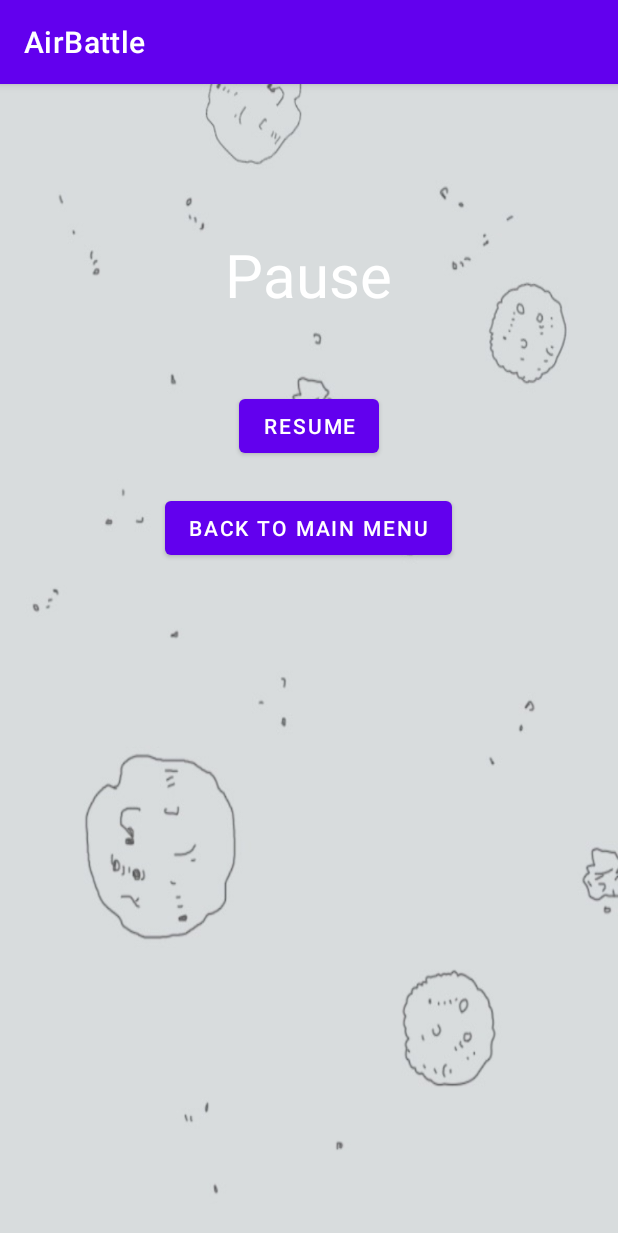
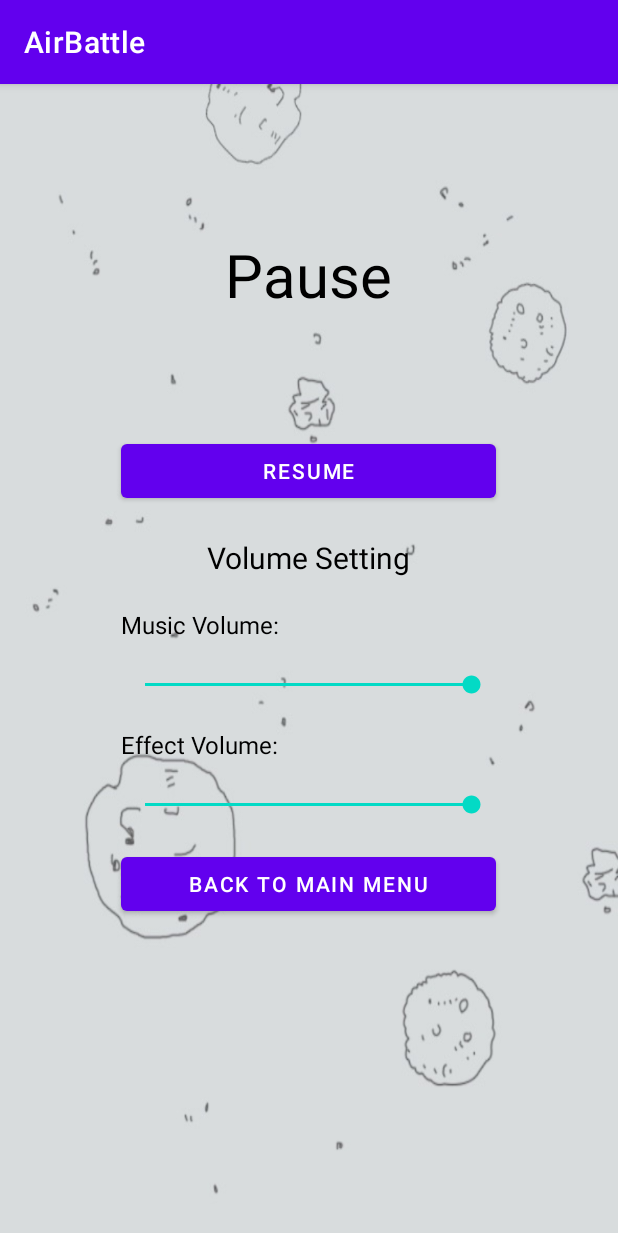
Before and after one commit to kevinyya/AIrBattle, an Android app: the GameActivity screen opened directly, with no data from a screen before it, after a tap on "Pause", on a phone screen of 412 x 824 dp. Shown: the top 1233 px of the screen. Run offline under Robolectric (Android 15) with nearby library versions, the phone set to English and light mode, and no system bars.

Commit message:
Volume setting added

```diff
--- a/app/src/main/java/com/example/airbattle/Game.java
+++ b/app/src/main/java/com/example/airbattle/Game.java
@@ -1,7 +1,10 @@
 package com.example.airbattle;
+
+import static android.content.Context.MODE_PRIVATE;
 
 import android.app.Activity;
 import android.content.Intent;
+import android.content.SharedPreferences;
 import android.graphics.Bitmap;
 import android.graphics.Canvas;
 import android.graphics.Color;
@@ -53,6 +56,7 @@ public class Game {
     private boolean isPaused = false;
     private SoundPool soundPool;
     private int soundId;
+    private boolean isSoundLoaded = false;
 
     public Game(Bitmap playerBitmap, Bitmap bulletBitmap, Bitmap[] enemyBitmaps, Bitmap heartBitmap, Bitmap backgroundBitmap, Bitmap explosionBitmap, Bitmap pauseBitmap, int screenWidth, int screenHeight, Context context) {
         this.player = new Player(playerBitmap, bulletBitmap, this);
@@ -77,6 +81,7 @@ public class Game {
 
         initializePlayerPosition();
         initializeSoundPool();
+        applySavedVolumes();
     }
 
     private void initializePlayerPosition() {
@@ -96,14 +101,49 @@ public class Game {
                 .setAudioAttributes(audioAttributes)
                 .build();
 
+        soundPool.setOnLoadCompleteListener(new SoundPool.OnLoadCompleteListener() {
+            @Override
+            public void onLoadComplete(SoundPool soundPool, int sampleId, int status) {
+                if (status == 0) {
+                    isSoundLoaded = true;
+                    Log.d("Game", "Sound loaded successfully");
+                } else {
+                    Log.e("Game", "Failed to load sound");
+                }
+            }
+        });
+
         soundId = soundPool.load(context, R.raw.explosion, 1);
     }
 
-    private void playExplosionSound() {
-        if (soundPool != null) {
-            soundPool.play(soundId, 1, 1, 0, 0, 1);
+    private void applySavedVolumes() {
+        SharedPreferences preferences = context.getSharedPreferences("game_settings", Context.MODE_PRIVATE);
+        float effectVolume = preferences.getFloat("effect_volume", 1.0f); // Default to 100% volume
+        Log.d("Game", "Retrieved effect volume: " + effectVolume);
+
+        setEffectVolume(effectVolume);
+    }
+
+    private void setEffectVolume(float volume) {
+        if (soundPool != null && isSoundLoaded) {
+            soundPool.setVolume(soundId, volume, volume);
+            Log.d("Game", "Effect volume set to: " + volume);
         }
     }
+
+    public void playExplosionSound() {
+        SharedPreferences preferences = context.getSharedPreferences("game_settings", Context.MODE_PRIVATE);
+        float effectVolume = preferences.getFloat("effect_volume", 1.0f); // Default to 100% volume
+        Log.d("Game", "Playing sound with volume: " + effectVolume);
+
+        if (soundPool != null && isSoundLoaded) {
+            soundPool.play(soundId, effectVolume, effectVolume, 0, 0, 1);
+        } else {
+            Log.d("Game", "Sound not loaded yet");
+        }
+    }
+
+
 
     public void releaseResources() {
         if (soundPool != null) {
@@ -300,6 +340,7 @@ public class Game {
         playerHealth = MAX_HEALTH; // Reset player health
         isGameOver = false;
         initializePlayerPosition();
+        applySavedVolumes();
     }
 
     private int getEnemyPoints(Enemy enemy) {
@@ -344,6 +385,7 @@ public class Game {
     public void resumeGame() {
         isPaused = false; // Set the game to running state
         // Logic to resume gameplay
+        applySavedVolumes();
         Log.d("Game", "Game resumed");
     }
 
--- a/app/src/main/java/com/example/airbattle/GameActivity.java
+++ b/app/src/main/java/com/example/airbattle/GameActivity.java
@@ -1,5 +1,6 @@
 package com.example.airbattle;
 
+import android.content.SharedPreferences;
 import android.graphics.Bitmap;
 import android.graphics.BitmapFactory;
 import android.media.MediaPlayer;
@@ -74,6 +75,7 @@ public class GameActivity extends AppCompatActivity {
     @Override
     protected void onResume() {
         super.onResume();
+        applySavedVolumes();
 
         if (mediaPlayer != null) {
             mediaPlayer.start();
@@ -129,4 +131,18 @@ public class GameActivity extends AppCompatActivity {
         }
         return true; // Return true to indicate the event was handled
     }
+
+    private void applySavedVolumes() {
+        SharedPreferences preferences = getSharedPreferences("game_settings", MODE_PRIVATE);
+        float musicVolume = preferences.getFloat("music_volume", 1.0f); // Default to 100% volume
+        float effectVolume = preferences.getFloat("effect_volume", 1.0f);
+
+        setMusicVolume(musicVolume);
+    }
+
+    private void setMusicVolume(float volume) {
+        if (mediaPlayer != null) {
+            mediaPlayer.setVolume(volume, volume);
+        }
+    }
 }
--- a/app/src/main/java/com/example/airbattle/GamePause.java
+++ b/app/src/main/java/com/example/airbattle/GamePause.java
@@ -1,10 +1,15 @@
 package com.example.airbattle;
 
 import android.content.Intent;
+import android.content.SharedPreferences;
 import android.os.Bundle;
+import android.util.Log;
 import android.view.View;
 import android.widget.Button;
+import android.widget.SeekBar;
+
 import androidx.appcompat.app.AppCompatActivity;
+
 
 public class GamePause extends AppCompatActivity {
 
@@ -16,6 +21,16 @@ public class GamePause extends AppCompatActivity {
         Button resumeButton = findViewById(R.id.resume_button);
         Button mainMenuButton = findViewById(R.id.main_menu_button);
 
+        SeekBar musicVolumeSeekBar = findViewById(R.id.musicVolumeSeekBar);
+        SeekBar effectVolumeSeekBar = findViewById(R.id.effectVolumeSeekBar);
+
+        SharedPreferences preferences = getSharedPreferences("game_settings", MODE_PRIVATE);
+        float savedMusicVolume = preferences.getFloat("music_volume", 1.0f) * 100;
+        float savedEffectVolume = preferences.getFloat("effect_volume", 1.0f) * 100;
+        musicVolumeSeekBar.setProgress((int) savedMusicVolume);
+        effectVolumeSeekBar.setProgress((int) savedEffectVolume);
+
+
         resumeButton.setOnClickListener(v -> {
             finish(); // Close pause activity to return to game
         });
@@ -26,6 +41,42 @@ public class GamePause extends AppCompatActivity {
             startActivity(intent);
             finish(); // Close pause activity
         });
+
+        musicVolumeSeekBar.setOnSeekBarChangeListener(new SeekBar.OnSeekBarChangeListener() {
+            @Override
+            public void onProgressChanged(SeekBar seekBar, int progress, boolean fromUser) {
+                float volume = progress / 100f;
+                // Set the volume for your background music
+                saveVolume("music_volume", volume);
+            }
+
+            @Override
+            public void onStartTrackingTouch(SeekBar seekBar) {}
+
+            @Override
+            public void onStopTrackingTouch(SeekBar seekBar) {}
+        });
+
+        effectVolumeSeekBar.setOnSeekBarChangeListener(new SeekBar.OnSeekBarChangeListener() {
+            @Override
+            public void onProgressChanged(SeekBar seekBar, int progress, boolean fromUser) {
+                float volume = progress / 100f;
+                saveVolume("effect_volume", volume);
+            }
+
+            @Override
+            public void onStartTrackingTouch(SeekBar seekBar) {}
+
+            @Override
+            public void onStopTrackingTouch(SeekBar seekBar) {}
+        });
     }
 
+
+    private void saveVolume(String key, float volume) {
+        SharedPreferences preferences = getSharedPreferences("game_settings", MODE_PRIVATE);
+        SharedPreferences.Editor editor = preferences.edit();
+        editor.putFloat(key, volume);
+        editor.apply();
+    }
 }
--- a/app/src/main/res/layout/activity_gamepause.xml
+++ b/app/src/main/res/layout/activity_gamepause.xml
@@ -10,25 +10,79 @@
         android:layout_height="wrap_content"
         android:text="Pause"
         android:textSize="40sp"
-        android:textColor="#FFFFFF"
+        android:textColor="#000000"
         android:layout_centerHorizontal="true"
         android:layout_marginTop="100dp" />
 
     <Button
         android:id="@+id/resume_button"
-        android:layout_width="wrap_content"
+        android:layout_width="250dp"
         android:layout_height="wrap_content"
         android:text="Resume"
         android:layout_centerHorizontal="true"
         android:layout_below="@id/pause_text"
-        android:layout_marginTop="50dp" />
+        android:layout_marginTop="80dp" />
+
+    <TextView
+        android:id="@+id/Volume_text"
+        android:layout_width="wrap_content"
+        android:layout_height="wrap_content"
+        android:text="Volume Setting"
+        android:textSize="20sp"
+        android:textColor="#000000"
+        android:layout_centerHorizontal="true"
+        android:layout_below="@id/resume_button"
+        android:layout_marginTop="20dp" />
+
+    <TextView
+        android:id="@+id/musicVolume_text"
+        android:layout_width="250dp"
+        android:layout_height="wrap_content"
+        android:text="Music Volume:"
+        android:textSize="16sp"
+        android:textColor="#000000"
+        android:layout_centerHorizontal="true"
+        android:layout_below="@id/Volume_text"
+        android:layout_marginTop="20dp" />
+
+    <SeekBar
+        android:id="@+id/musicVolumeSeekBar"
+        android:layout_width="250dp"
+        android:layout_height="wrap_content"
+        android:max="100"
+        android:progress="100"
+        android:layout_centerHorizontal="true"
+        android:layout_below="@id/musicVolume_text"
+        android:layout_marginTop="20dp" />
+
+    <TextView
+        android:id="@+id/effectVolume_text"
+        android:layout_width="250dp"
+        android:layout_height="wrap_content"
+        android:text="Effect Volume:"
+        android:textSize="16sp"
+        android:textColor="#000000"
+        android:layout_centerHorizontal="true"
+        android:layout_below="@id/musicVolumeSeekBar"
+        android:layout_marginTop="20dp" />
+
+    <SeekBar
+        android:id="@+id/effectVolumeSeekBar"
+        android:layout_width="250dp"
+        android:layout_height="wrap_content"
+        android:max="100"
+        android:progress="100"
+        android:layout_centerHorizontal="true"
+        android:layout_below="@id/effectVolume_text"
+        android:layout_marginTop="20dp" />
+
 
     <Button
         android:id="@+id/main_menu_button"
-        android:layout_width="wrap_content"
+        android:layout_width="250dp"
         android:layout_height="wrap_content"
         android:text="Back to Main Menu"
         android:layout_centerHorizontal="true"
-        android:layout_below="@id/resume_button"
+        android:layout_below="@id/effectVolumeSeekBar"
         android:layout_marginTop="20dp" />
 </RelativeLayout>
```
